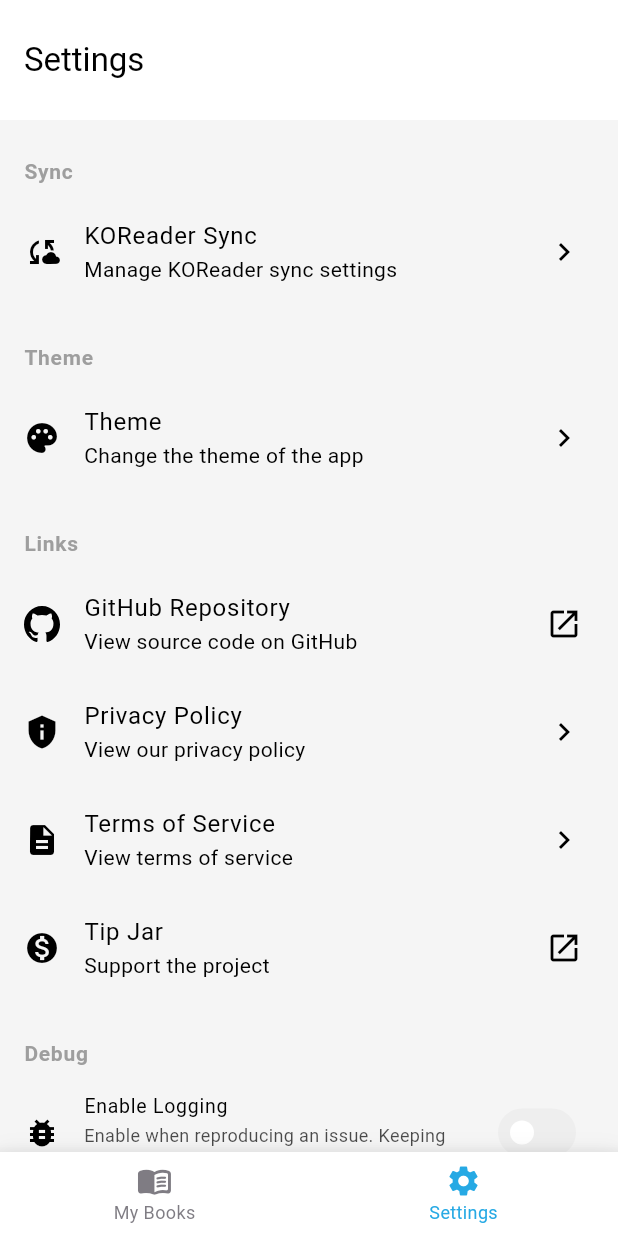
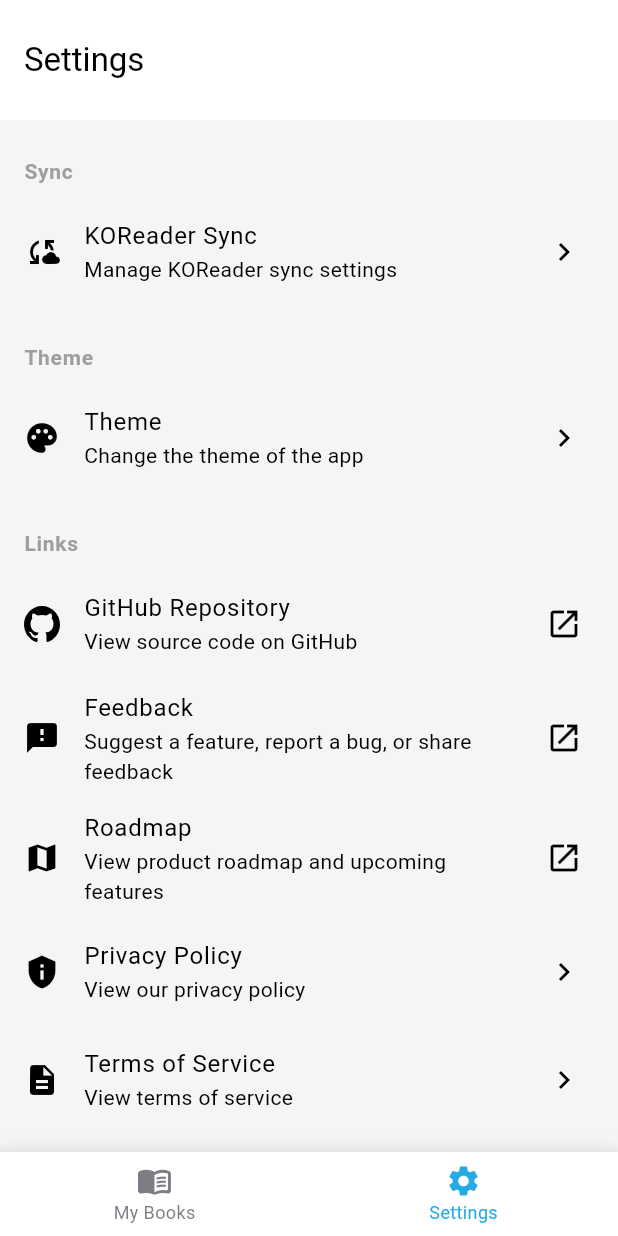
Before and after one commit to Neighborhood-Nerd/everbound-ereader-app, a Flutter app: the screen it shows after launch, item 2 of the bottom bar chosen, after a tap on "GitHub Repository", on a phone screen of 412 x 824 dp. Run offline on Flutter 3.47's test engine with Material 3 defaults, Android fonts, the phone set to English and light mode, and no system bars; our stand-ins replace file_picker, flutter_html, flutter_riverpod, flutter_slidable, flutter_svg, modal_bottom_sheet and 5 more; missing offline and left inert: epub_plus, flutter_inappwebview, flutter_volume_controller, screen_brightness, security_scoped_resource, sqlite3 and 1 more.

Commit message:
Added userjot links

```diff
--- a/lib/screens/settings_screen.dart
+++ b/lib/screens/settings_screen.dart
@@ -93,6 +93,44 @@
               final url = Uri.parse(
                 'https://github.com/Neighborhood-Nerd/everbound-ereader-app',
               );
+              if (await canLaunchUrl(url)) {
+                await launchUrl(url, mode: LaunchMode.externalApplication);
+              }
+            },
+          ),
+          ListTile(
+            leading: Icon(Icons.feedback, color: variant.textColor),
+            title: Text(
+              'Feedback',
+              style: TextStyle(color: variant.textColor),
+            ),
+            subtitle: Text(
+              'Suggest a feature, report a bug, or share feedback',
+              style: TextStyle(color: variant.textColor),
+            ),
+            trailing: Icon(Icons.open_in_new, color: variant.textColor),
+            onTap: () async {
+              logger.info(_tag, 'User tapped Feedback link');
+              final url = Uri.parse('https://everbound.userjot.com/');
+              if (await canLaunchUrl(url)) {
+                await launchUrl(url, mode: LaunchMode.externalApplication);
+              }
+            },
+          ),
+          ListTile(
+            leading: Icon(Icons.map, color: variant.textColor),
+            title: Text(
+              'Roadmap',
+              style: TextStyle(color: variant.textColor),
+            ),
+            subtitle: Text(
+              'View product roadmap and upcoming features',
+              style: TextStyle(color: variant.textColor),
+            ),
+            trailing: Icon(Icons.open_in_new, color: variant.textColor),
+            onTap: () async {
+              logger.info(_tag, 'User tapped Roadmap link');
+              final url = Uri.parse('https://everbound.userjot.com/roadmap');
               if (await canLaunchUrl(url)) {
                 await launchUrl(url, mode: LaunchMode.externalApplication);
               }
```
Also changed, not shown: lib/models/log_entry.dart (line endings or trailing spaces), lib/services/ios_bookmark_service.dart (line endings or trailing spaces), lib/services/log_cache.dart (line endings or trailing spaces), 1 other file.
